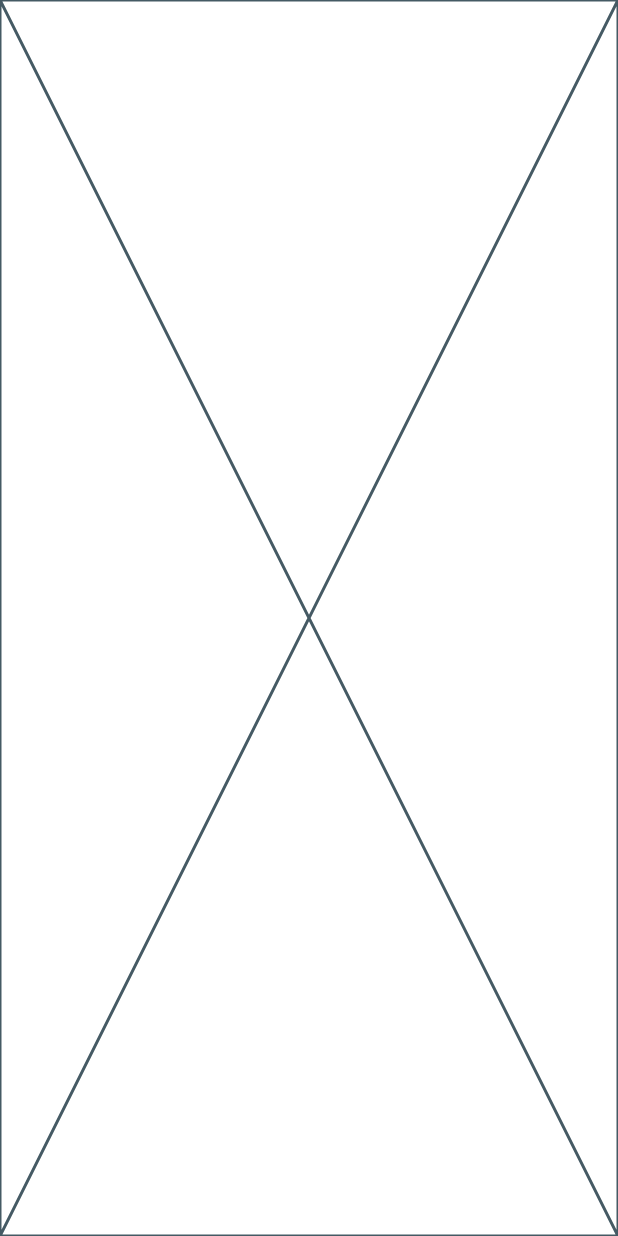
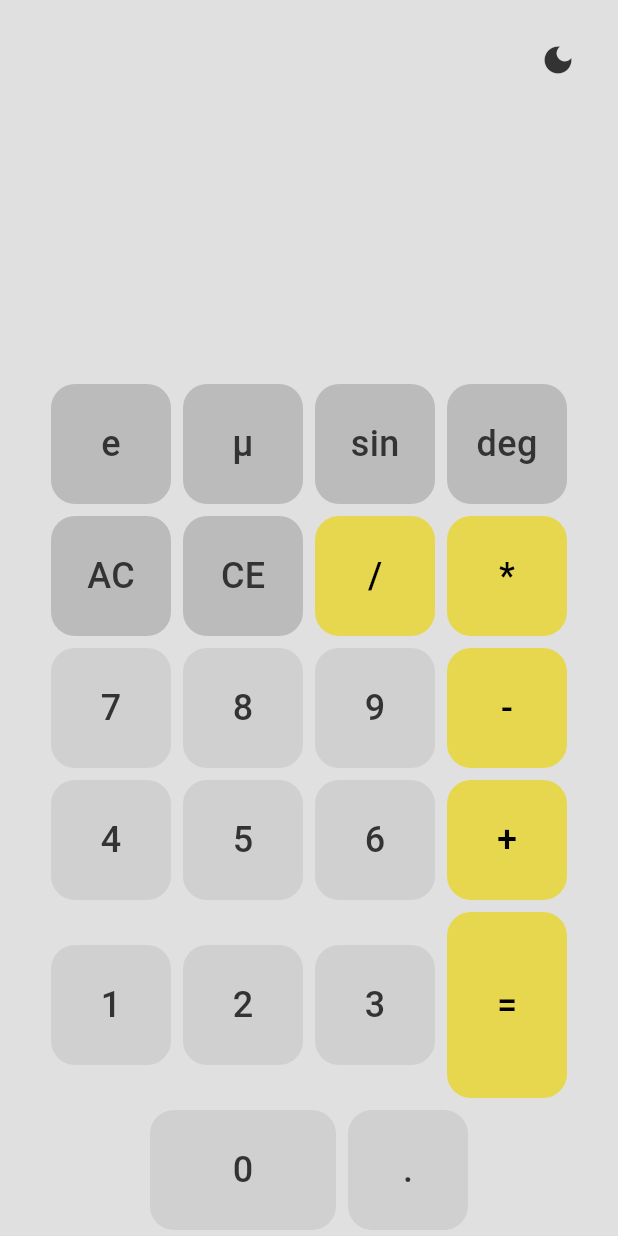
Before and after one commit to elshaarawy7/Calculator-App, a Flutter app: the screen it shows after launch, on a phone screen of 412 x 824 dp. Run offline on Flutter 3.47's test engine with Material 3 defaults, Android fonts, the phone set to English and light mode, and no system bars.

Commit message:
finish app

```diff
--- a/lib/main.dart
+++ b/lib/main.dart
@@ -1,18 +1,55 @@
-import 'package:calculater_app/pages/home_pahes.dart';
+// main.dart
+// هذا هو نقطة الدخول الرئيسية للتطبيق
+
 import 'package:flutter/material.dart';
+import 'package:flutter/services.dart';
+import 'screens/calculator_screen.dart';
+import 'themes/app_theme.dart';
 
 void main() {
-  runApp(const MyApp());
+  // تأكد من تهيئة Flutter قبل تشغيل التطبيق
+  WidgetsFlutterBinding.ensureInitialized();
+
+  // تعيين اتجاه الشاشة للوضع الرأسي فقط
+  SystemChrome.setPreferredOrientations([
+    DeviceOrientation.portraitUp,
+    DeviceOrientation.portraitDown,
+  ]);
+
+  runApp(const CalculatorApp());
 }
 
-class MyApp extends StatelessWidget {
-  const MyApp({super.key});
+class CalculatorApp extends StatefulWidget {
+  const CalculatorApp({Key? key}) : super(key: key);
 
-  // This widget is the root of your application.
+  @override
+  State<CalculatorApp> createState() => _CalculatorAppState();
+}
+
+class _CalculatorAppState extends State<CalculatorApp> {
+  // متغير لتتبع وضع السمة (فاتح/داكن)
+  bool _isDarkMode = false;
+
+  // دالة لتبديل وضع السمة
+  void toggleTheme() {
+    setState(() {
+      _isDarkMode = !_isDarkMode;
+    });
+  }
+
   @override
   Widget build(BuildContext context) {
     return MaterialApp(
-      home: HomePages() ,
+      debugShowCheckedModeBanner: false, // إخفاء شريط التصحيح
+      title: 'آلة حاسبة',
+      // استخدام السمة المناسبة بناءً على قيمة _isDarkMode
+      theme: AppTheme.lightTheme,
+      darkTheme: AppTheme.darkTheme,
+      themeMode: _isDarkMode ? ThemeMode.dark : ThemeMode.light,
+      home: CalculatorScreen(
+        isDarkMode: _isDarkMode,
+        toggleTheme: toggleTheme,
+      ),
     );
   }
 }
--- a/lib/pages/home_pahes.dart
+++ /dev/null
@@ -1,10 +0,0 @@
-import 'package:flutter/material.dart';
-
-class HomePages extends StatelessWidget {
-  const HomePages({super.key});
-
-  @override
-  Widget build(BuildContext context) {
-    return const Placeholder();
-  }
-}
--- /dev/null
+++ b/lib/screens/calculator_screen.dart
@@ -0,0 +1,338 @@
+// calculator_screen.dart
+// هذا الملف يحتوي على الشاشة الرئيسية للآلة الحاسبة
+
+import 'package:flutter/material.dart';
+
+import '../models/calculator_model.dart';
+import '../widgets/calculator_button.dart';
+
+class CalculatorScreen extends StatefulWidget {
+  final bool isDarkMode;
+  final VoidCallback toggleTheme;
+
+  const CalculatorScreen({
+    Key? key,
+    required this.isDarkMode,
+    required this.toggleTheme,
+  }) : super(key: key);
+
+  @override
+  State<CalculatorScreen> createState() => _CalculatorScreenState();
+}
+
+class _CalculatorScreenState extends State<CalculatorScreen> {
+  // إنشاء نموذج الآلة الحاسبة
+  final CalculatorModel _calculator = CalculatorModel();
+
+  @override
+  Widget build(BuildContext context) {
+    return Scaffold(
+      // استخدام لون الخلفية من السمة الحالية
+      backgroundColor: Theme.of(context).scaffoldBackgroundColor,
+      body: SafeArea(
+        child: Column(
+          children: [
+            // زر تبديل السمة (فاتح/داكن)
+            Align(
+              alignment: Alignment.topRight,
+              child: Padding(
+                padding: const EdgeInsets.all(16),
+                child: IconButton(
+                  icon: Icon(
+                    widget.isDarkMode ? Icons.light_mode : Icons.dark_mode,
+                    color: Theme.of(context).textTheme.bodyLarge!.color,
+                  ),
+                  onPressed: widget.toggleTheme,
+                ),
+              ),
+            ),
+
+            // منطقة عرض التعبير والنتيجة
+            Expanded(
+              child: Padding(
+                padding: const EdgeInsets.symmetric(horizontal: 24),
+                child: Column(
+                  mainAxisAlignment: MainAxisAlignment.end,
+                  crossAxisAlignment: CrossAxisAlignment.stretch, // تغيير من end إلى stretch
+                  children: [
+                    // عرض التعبير الحسابي
+                    Text(
+                      _calculator.expression,
+                      style: Theme.of(context).textTheme.displayMedium,
+                      textAlign: TextAlign.end,
+                      maxLines: 1,
+                      overflow: TextOverflow.ellipsis,
+                    ),
+                    const SizedBox(height: 8),
+                    // عرض النتيجة
+                    Text(
+                      _calculator.result,
+                      style: Theme.of(context).textTheme.displayLarge,
+                      textAlign: TextAlign.end,
+                      maxLines: 1,
+                      overflow: TextOverflow.ellipsis,
+                    ),
+                    const SizedBox(height: 24),
+                  ],
+                ),
+              ),
+            ),
+
+            // منطقة الأزرار
+            Column(
+              children: [
+                // الصف الأول: e, μ, sin, deg
+                Row(
+                  mainAxisAlignment: MainAxisAlignment.center,
+                  children: [
+                    CalculatorButton(
+                      text: 'e',
+                      type: ButtonType.function,
+                      onPressed: () {
+                        setState(() {
+                          // إضافة قيمة e (2.71828...)
+                          _calculator.clear();
+                          _calculator.addDigit('2.71828');
+                        });
+                      },
+                    ),
+                    CalculatorButton(
+                      text: 'μ',
+                      type: ButtonType.function,
+                      onPressed: () {
+                        setState(() {
+                          // إضافة قيمة μ (10^-6)
+                          _calculator.clear();
+                          _calculator.addDigit('0.000001');
+                        });
+                      },
+                    ),
+                    CalculatorButton(
+                      text: 'sin',
+                      type: ButtonType.function,
+                      onPressed: () {
+                        setState(() {
+                          _calculator.executeSpecialOperation('sin');
+                        });
+                      },
+                    ),
+                    CalculatorButton(
+                      text: 'deg',
+                      type: ButtonType.function,
+                      onPressed: () {
+                        setState(() {
+                          _calculator.executeSpecialOperation('deg');
+                        });
+                      },
+                    ),
+                  ],
+                ),
+
+                // الصف الثاني: AC, CE, /, *
+                Row(
+                  mainAxisAlignment: MainAxisAlignment.center,
+                  children: [
+                    CalculatorButton(
+                      text: 'AC',
+                      type: ButtonType.clear,
+                      onPressed: () {
+                        setState(() {
+                          _calculator.clear();
+                        });
+                      },
+                    ),
+                    CalculatorButton(
+                      text: 'CE',
+                      type: ButtonType.clear,
+                      onPressed: () {
+                        setState(() {
+                          // مسح الإدخال الحالي فقط
+                          _calculator.clear();
+                        });
+                      },
+                    ),
+                    CalculatorButton(
+                      text: '/',
+                      type: ButtonType.operator,
+                      onPressed: () {
+                        setState(() {
+                          _calculator.setOperation('/');
+                        });
+                      },
+                    ),
+                    CalculatorButton(
+                      text: '*',
+                      type: ButtonType.operator,
+                      onPressed: () {
+                        setState(() {
+                          _calculator.setOperation('*');
+                        });
+                      },
+                    ),
+                  ],
+                ),
+
+                // الصف الثالث: 7, 8, 9, -
+                Row(
+                  mainAxisAlignment: MainAxisAlignment.center,
+                  children: [
+                    CalculatorButton(
+                      text: '7',
+                      type: ButtonType.number,
+                      onPressed: () {
+                        setState(() {
+                          _calculator.addDigit('7');
+                        });
+                      },
+                    ),
+                    CalculatorButton(
+                      text: '8',
+                      type: ButtonType.number,
+                      onPressed: () {
+                        setState(() {
+                          _calculator.addDigit('8');
+                        });
+                      },
+                    ),
+                    CalculatorButton(
+                      text: '9',
+                      type: ButtonType.number,
+                      onPressed: () {
+                        setState(() {
+                          _calculator.addDigit('9');
+                        });
+                      },
+                    ),
+                    CalculatorButton(
+                      text: '-',
+                      type: ButtonType.operator,
+                      onPressed: () {
+                        setState(() {
+                          _calculator.setOperation('-');
+                        });
+                      },
+                    ),
+                  ],
+                ),
+
+                // الصف الرابع: 4, 5, 6, +
+                Row(
+                  mainAxisAlignment: MainAxisAlignment.center,
+                  children: [
+                    CalculatorButton(
+                      text: '4',
+                      type: ButtonType.number,
+                      onPressed: () {
+                        setState(() {
+                          _calculator.addDigit('4');
+                        });
+                      },
+                    ),
+                    CalculatorButton(
+                      text: '5',
+                      type: ButtonType.number,
+                      onPressed: () {
+                        setState(() {
+                          _calculator.addDigit('5');
+                        });
+                      },
+                    ),
+                    CalculatorButton(
+                      text: '6',
+                      type: ButtonType.number,
+                      onPressed: () {
+                        setState(() {
+                          _calculator.addDigit('6');
+                        });
+                      },
+                    ),
+                    CalculatorButton(
+                      text: '+',
+                      type: ButtonType.operator,
+                      onPressed: () {
+                        setState(() {
+                          _calculator.setOperation('+');
+                        });
+                      },
+                    ),
+                  ],
+                ),
+
+                // الصف الخامس: 1, 2, 3, =
+                Row(
+                  mainAxisAlignment: MainAxisAlignment.center,
+                  children: [
+                    CalculatorButton(
+                      text: '1',
+                      type: ButtonType.number,
+                      onPressed: () {
+                        setState(() {
+                          _calculator.addDigit('1');
+                        });
+                      },
+                    ),
+                    CalculatorButton(
+                      text: '2',
+                      type: ButtonType.number,
+                      onPressed: () {
+                        setState(() {
+                          _calculator.addDigit('2');
+                        });
+                      },
+                    ),
+                    CalculatorButton(
+                      text: '3',
+                      type: ButtonType.number,
+                      onPressed: () {
+                        setState(() {
+                          _calculator.addDigit('3');
+                        });
+                      },
+                    ),
+                    CalculatorButton(
+                      text: '=',
+                      type: ButtonType.equals,
+                      height: 124, // زر أطول يمتد على صفين
+                      onPressed: () {
+                        setState(() {
+                          _calculator.calculateResult();
+                        });
+                      },
+                    ),
+                  ],
+                ),
+
+                // الصف السادس: 0, .
+                Row(
+                  mainAxisAlignment: MainAxisAlignment.center,
+                  children: [
+                    CalculatorButton(
+                      text: '0',
+                      type: ButtonType.number,
+                      width: 124, // زر أعرض
+                      onPressed: () {
+                        setState(() {
+                          _calculator.addDigit('0');
+                        });
+                      },
+                    ),
+                    CalculatorButton(
+                      text: '.',
+                      type: ButtonType.number,
+                      onPressed: () {
+                        setState(() {
+                          _calculator.addDecimalPoint();
+                        });
+                      },
+                    ),
+                    // الزر الرابع في هذا الصف هو زر = الذي يمتد على صفين
+                  ],
+                ),
+              ],
+            ),
+          ],
+        ),
+      ),
+    );
+  }
+}
--- /dev/null
+++ b/lib/themes/app_theme.dart
@@ -0,0 +1,82 @@
+// app_theme.dart
+// هذا الملف يحتوي على تعريفات السمات (الفاتحة والداكنة) للتطبيق
+
+import 'package:flutter/material.dart';
+
+class AppTheme {
+  // الألوان الثابتة المستخدمة في التطبيق
+  static const Color lightBackground = Color(0xFFE0E0E0);
+  static const Color darkBackground = Color(0xFF121212);
+
+  static const Color lightDisplayColor = Color(0xFF333333);
+  static const Color darkDisplayColor = Color(0xFFFFFFFF);
+
+  static const Color lightButtonColor = Color(0xFFD0D0D0);
+  static const Color darkButtonColor = Color(0xFF2A2A2A);
+
+  static const Color lightOperatorColor = Color(0xFFE6D74E);
+  static const Color darkOperatorColor = Color(0xFFE6D74E);
+
+  static const Color lightTextColor = Color(0xFF333333);
+  static const Color darkTextColor = Color(0xFFFFFFFF);
+
+  // تعريف السمة الفاتحة
+  static final ThemeData lightTheme = ThemeData(
+    brightness: Brightness.light,
+    scaffoldBackgroundColor: lightBackground,
+    primaryColor: lightOperatorColor,
+    colorScheme: const ColorScheme.light(
+      primary: lightOperatorColor,
+      secondary: lightButtonColor,
+      surface: lightBackground,
+      onSurface: lightTextColor,
+    ),
+    textTheme: const TextTheme(
+      displayLarge: TextStyle(
+        color: lightDisplayColor,
+        fontSize: 48,
+        fontWeight: FontWeight.bold,
+      ),
+      displayMedium: TextStyle(
+        color: lightDisplayColor,
+        fontSize: 32,
+        fontWeight: FontWeight.w500,
+      ),
+      bodyLarge: TextStyle(
+        color: lightTextColor,
+        fontSize: 24,
+        fontWeight: FontWeight.w500,
+      ),
+    ),
+  );
+
+  // تعريف السمة الداكنة
+  static final ThemeData darkTheme = ThemeData(
+    brightness: Brightness.dark,
+    scaffoldBackgroundColor: darkBackground,
+    primaryColor: darkOperatorColor,
+    colorScheme: const ColorScheme.dark(
+      primary: darkOperatorColor,
+      secondary: darkButtonColor,
+      surface: darkBackground,
+      onSurface: darkTextColor,
+    ),
+    textTheme: const TextTheme(
+      displayLarge: TextStyle(
+        color: darkDisplayColor,
+        fontSize: 48,
+        fontWeight: FontWeight.bold,
+      ),
+      displayMedium: TextStyle(
+        color: darkDisplayColor,
+        fontSize: 32,
+        fontWeight: FontWeight.w500,
+      ),
+      bodyLarge: TextStyle(
+        color: darkTextColor,
+        fontSize: 24,
+        fontWeight: FontWeight.w500,
+      ),
+    ),
+  );
+}
--- /dev/null
+++ b/lib/widgets/calculator_button.dart
@@ -0,0 +1,95 @@
+// calculator_button.dart
+// هذا الملف يحتوي على تعريف أزرار الآلة الحاسبة
+
+import 'package:flutter/material.dart';
+
+// تعريف أنواع الأزرار المختلفة
+enum ButtonType {
+  number,     // أزرار الأرقام
+  operator,   // أزرار العمليات الحسابية
+  function,   // أزرار الوظائف الخاصة
+  equals,     // زر المساواة
+  clear       // زر المسح
+}
+
+class CalculatorButton extends StatelessWidget {
+  final String text;           // النص المعروض على الزر
+  final ButtonType type;       // نوع الزر
+  final VoidCallback onPressed; // الدالة التي سيتم تنفيذها عند الضغط على الزر
+  final double width;          // عرض الزر
+  final double height;         // ارتفاع الزر
+
+  const CalculatorButton({
+    Key? key,
+    required this.text,
+    required this.type,
+    required this.onPressed,
+    this.width = 80,
+    this.height = 80,
+  }) : super(key: key);
+
+  @override
+  Widget build(BuildContext context) {
+    // تحديد ألوان الزر بناءً على نوعه والسمة الحالية
+    final theme = Theme.of(context);
+    final isDark = theme.brightness == Brightness.dark;
+
+    // تحديد لون الخلفية بناءً على نوع الزر
+    Color backgroundColor;
+    Color textColor;
+
+    switch (type) {
+      case ButtonType.number:
+        backgroundColor = isDark
+            ? theme.colorScheme.secondary
+            : theme.colorScheme.secondary;
+        textColor = theme.textTheme.bodyLarge!.color!;
+        break;
+      case ButtonType.operator:
+        backgroundColor = theme.primaryColor;
+        textColor = isDark ? Colors.black : Colors.black;
+        break;
+      case ButtonType.function:
+        backgroundColor = isDark
+            ? const Color(0xFF1E1E1E)
+            : const Color(0xFFBBBBBB);
+        textColor = theme.textTheme.bodyLarge!.color!;
+        break;
+      case ButtonType.equals:
+        backgroundColor = theme.primaryColor;
+        textColor = isDark ? Colors.black : Colors.black;
+        break;
+      case ButtonType.clear:
+        backgroundColor = isDark
+            ? const Color(0xFF1E1E1E)
+            : const Color(0xFFBBBBBB);
+        textColor = theme.textTheme.bodyLarge!.color!;
+        break;
+    }
+
+    // إنشاء زر مخصص بالشكل المطلوب
+    return Container(
+      width: width,
+      height: height,
+      margin: const EdgeInsets.all(4),
+      child: Material(
+        color: backgroundColor,
+        borderRadius: BorderRadius.circular(16),
+        child: InkWell(
+          borderRadius: BorderRadius.circular(16),
+          onTap: onPressed,
+          child: Center(
+            child: Text(
+              text,
+              style: TextStyle(
+                color: textColor,
+                fontSize: 24,
+                fontWeight: FontWeight.w500,
+              ),
+            ),
+          ),
+        ),
+      ),
+    );
+  }
+}
--- a/pubspec.yaml
+++ b/pubspec.yaml
@@ -34,6 +34,7 @@ dependencies:
   # The following adds the Cupertino Icons font to your application.
   # Use with the CupertinoIcons class for iOS style icons.
   cupertino_icons: ^1.0.8
+  math_expressions: ^2.7.0
 
 dev_dependencies:
   flutter_test:
```
Also changed, not shown: lib/models/calculator_model.dart (added, +165 -0 lines), pubspec.lock.
